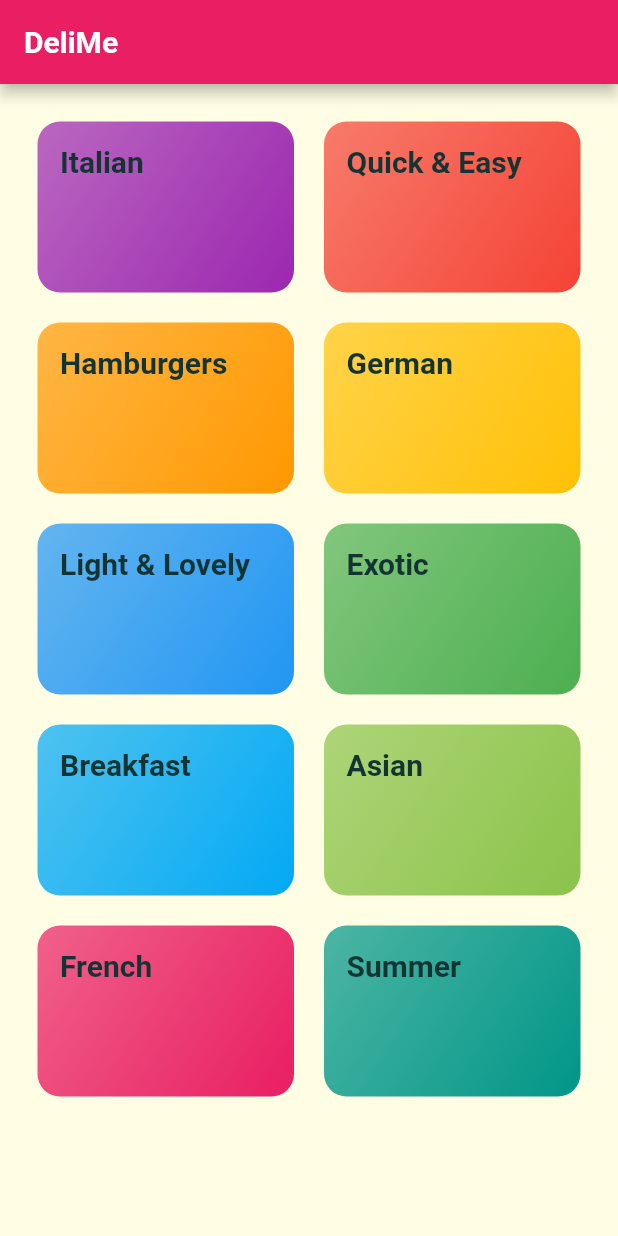
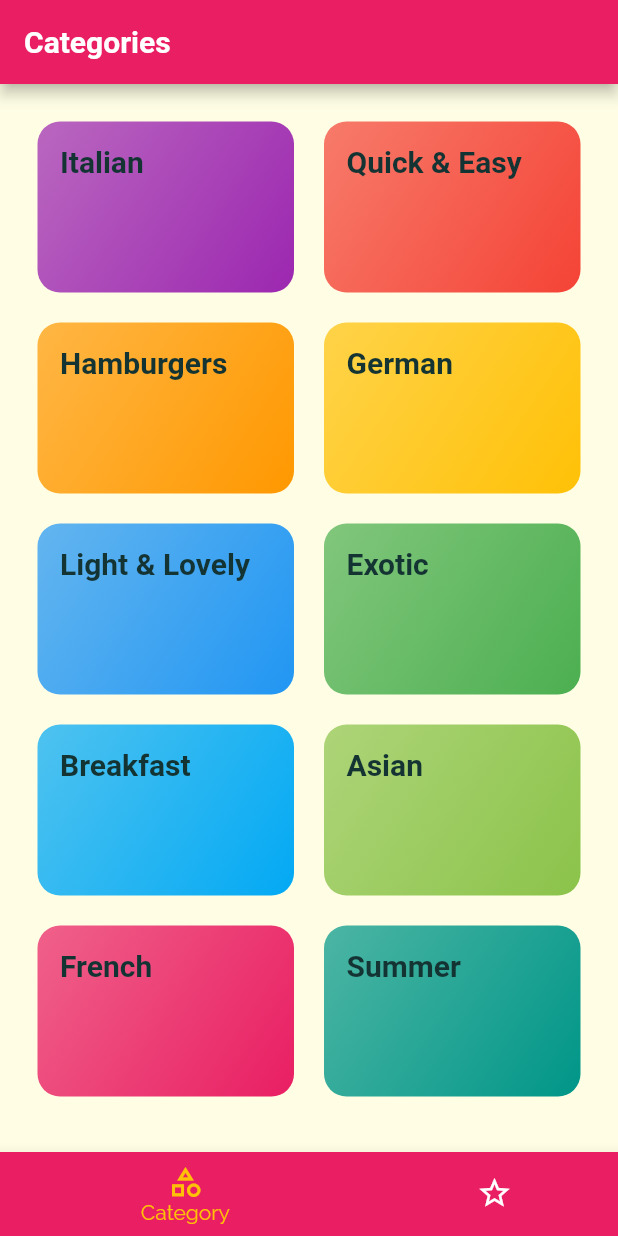
Before and after one commit to AGorkemAksoz/recipes, a Flutter app: the screen it shows after launch, on a phone screen of 412 x 824 dp. Run offline on Flutter 3.47's test engine with Material 2 defaults, Android fonts, the phone set to English and light mode, and no system bars; Roboto replaces fonts that are missing (RobotoCondensend).

Commit message:
Added TabBar

```diff
--- a/lib/main.dart
+++ b/lib/main.dart
@@ -1,10 +1,8 @@
-import 'dart:ui';
+import 'package:flutter/material.dart';
 
-import 'package:flutter/material.dart';
-import 'package:recipes/screens/category_meals_screen.dart';
-import 'package:recipes/screens/meal_detail_screen.dart';
-
-import './screens/categories_screen.dart';
+import './screens/category_meals_screen.dart';
+import './screens/meal_detail_screen.dart';
+import './screens/tabs_screen.dart';
 
 void main() {
   runApp(const MyApp());
@@ -38,7 +36,7 @@ class MyApp extends StatelessWidget {
               ),
             ),
       ),
-      home: const CategoriesScreen(),
+      home: TabsScreen(),
       routes: {
         CategoryMealsScreen.routeName: (ctx) => CategoryMealsScreen(),
         MealDetailScreen.routeName: (ctx) => MealDetailScreen(),
--- a/lib/screens/categories_screen.dart
+++ b/lib/screens/categories_screen.dart
@@ -8,11 +8,7 @@ class CategoriesScreen extends StatelessWidget {
 
   @override
   Widget build(BuildContext context) {
-    return Scaffold(
-      appBar: AppBar(
-        title: const Text("DeliMe"),
-      ),
-      body: GridView(
+    return GridView(
       padding: const EdgeInsets.all(25),
       gridDelegate: const SliverGridDelegateWithMaxCrossAxisExtent(
         maxCrossAxisExtent: 200,
@@ -29,7 +25,6 @@ class CategoriesScreen extends StatelessWidget {
             ),
           )
           .toList(),
-      ),
     );
   }
 }
--- /dev/null
+++ b/lib/screens/favorites_screen.dart
@@ -0,0 +1,12 @@
+import 'package:flutter/material.dart';
+
+class FavoritesScreen extends StatelessWidget {
+  const FavoritesScreen({Key? key}) : super(key: key);
+
+  @override
+  Widget build(BuildContext context) {
+    return const Center(
+      child: Text('Favorites'),
+    );
+  }
+}
--- /dev/null
+++ b/lib/screens/tabs_screen.dart
@@ -0,0 +1,61 @@
+import 'package:flutter/material.dart';
+
+import 'categories_screen.dart';
+import 'favorites_screen.dart';
+
+class TabsScreen extends StatefulWidget {
+  TabsScreen({Key? key}) : super(key: key);
+
+  @override
+  State<TabsScreen> createState() => _TabsScreenState();
+}
+
+class _TabsScreenState extends State<TabsScreen> {
+  final List<Map<String, dynamic>> _pages = [
+    {
+      'page': CategoriesScreen(),
+      'title': 'Categories',
+    },
+    {
+      'page': FavoritesScreen(),
+      'title': 'Favorites',
+    }
+  ];
+
+  int _selectedPageIndex = 0;
+
+  void _selectPage(int index) {
+    setState(() {
+      _selectedPageIndex = index;
+    });
+  }
+
+  @override
+  Widget build(BuildContext context) {
+    return Scaffold(
+      appBar: AppBar(
+        title: Text(_pages[_selectedPageIndex]['title']),
+      ),
+      body: _pages[_selectedPageIndex]['page'],
+      bottomNavigationBar: BottomNavigationBar(
+        onTap: _selectPage,
+        unselectedItemColor: Colors.white,
+        selectedItemColor: Theme.of(context).accentColor,
+        currentIndex: _selectedPageIndex,
+        type: BottomNavigationBarType.shifting,
+        items: [
+          BottomNavigationBarItem(
+            backgroundColor: Theme.of(context).primaryColor,
+            icon: const Icon(Icons.category_outlined),
+            label: 'Category',
+          ),
+          BottomNavigationBarItem(
+            backgroundColor: Theme.of(context).primaryColor,
+            icon: const Icon(Icons.star_border_outlined),
+            label: 'Favorites',
+          ),
+        ],
+      ),
+    );
+  }
+}
```
Lines whose indentation alone changed are shown as unchanged.
